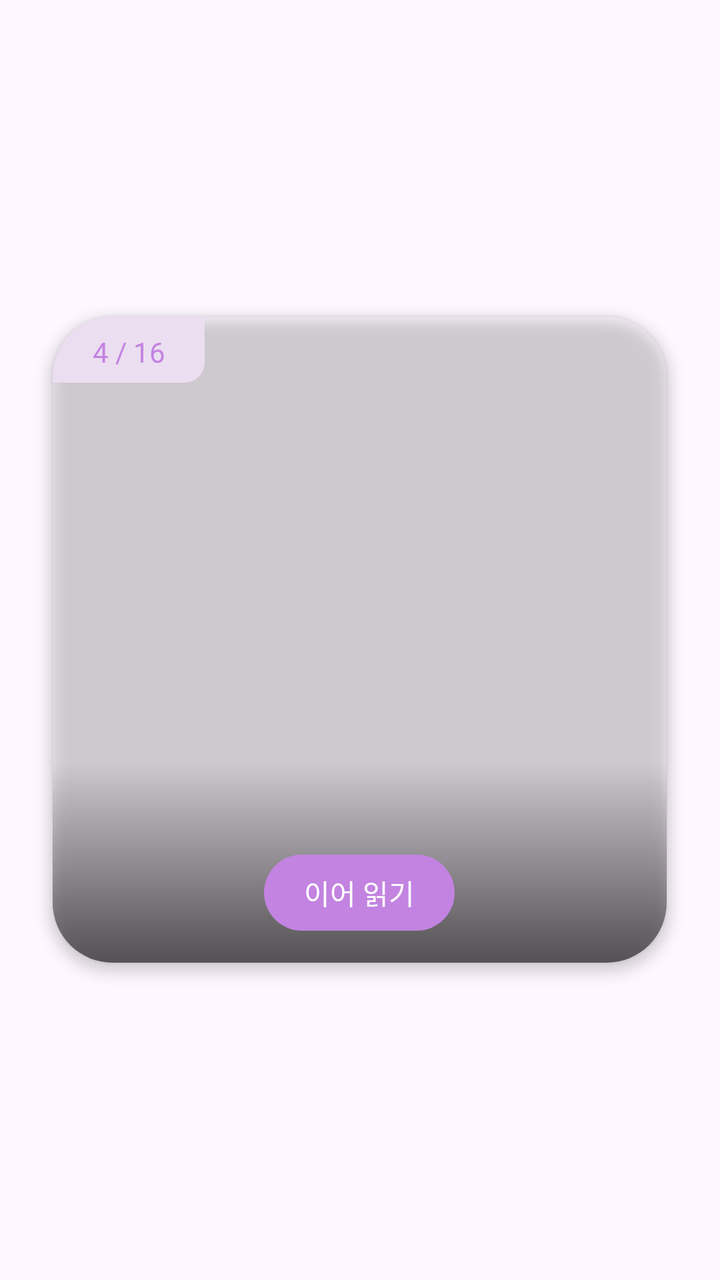
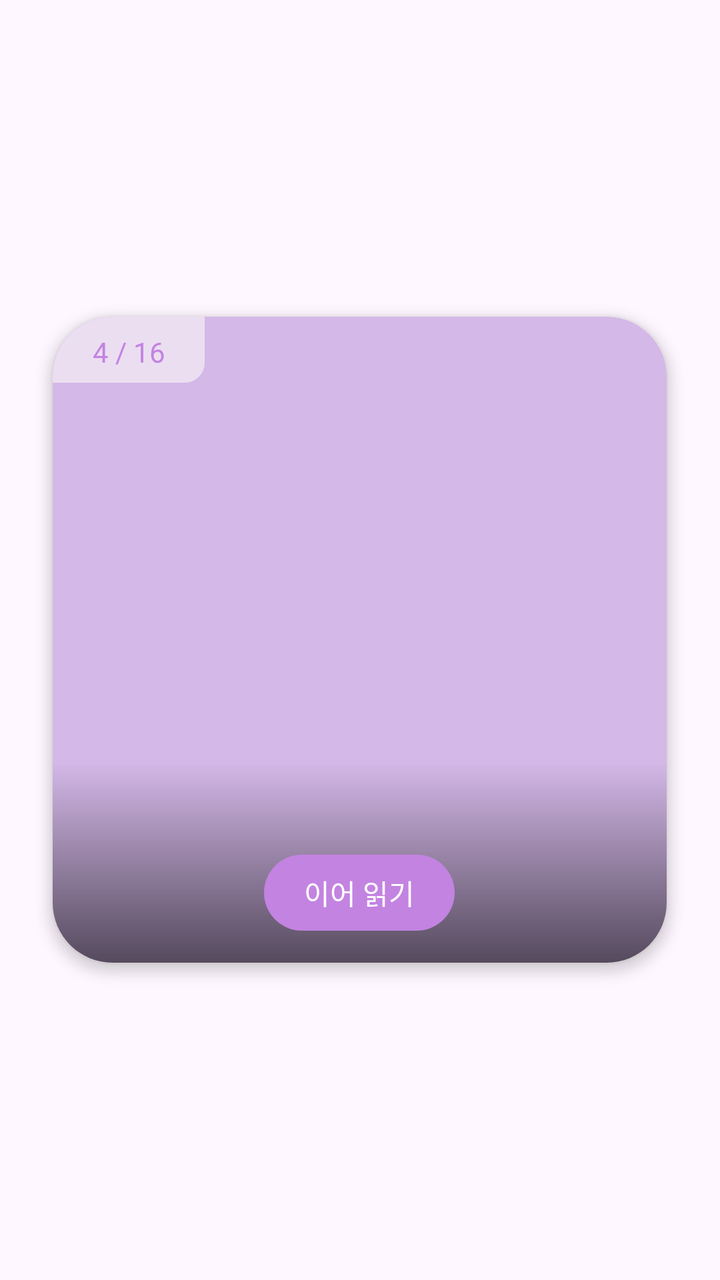

Before-and-after screenshots of an Android layout around one commit, followed by the original layout XML and the change that was made.
<!-- AndroidManifest.xml: application theme Theme.DualTales -->
<!-- res/layout/item_book_featured.xml -->
<?xml version="1.0" encoding="utf-8"?>
<FrameLayout
    xmlns:android="http://schemas.android.com/apk/res/android"
    xmlns:app="http://schemas.android.com/apk/res-auto"
    android:layout_width="match_parent"
    android:layout_height="323dp">

    <androidx.cardview.widget.CardView
        android:layout_width="307dp"
        android:layout_height="323dp"
        android:layout_gravity="center"
        app:cardCornerRadius="30dp"
        app:cardElevation="4dp"
        app:cardBackgroundColor="@android:color/transparent">

        
        <ImageView
            android:id="@+id/iv_book_cover"
            android:layout_width="match_parent"
            android:layout_height="match_parent"
            android:scaleType="centerCrop"
            android:background="@android:color/transparent" />

        
        <View
            android:layout_width="match_parent"
            android:layout_height="100dp"
            android:layout_gravity="bottom"
            android:background="@drawable/bg_gradient_bottom" />

        
        <TextView
            android:id="@+id/tv_page_badge"
            android:layout_width="76dp"
            android:layout_height="33dp"
            android:layout_gravity="top|start"
            android:background="@drawable/bg_page_badge_featured"
            android:paddingTop="8dp"
            android:paddingBottom="8dp"
            android:paddingStart="16dp"
            android:paddingEnd="16dp"
            android:text="4 / 16"
            android:fontFamily="@font/pretendard_bold"
            android:textSize="14sp"
            android:textColor="#C383E1"
            android:gravity="center" />

        
        <androidx.appcompat.widget.AppCompatButton
            android:id="@+id/btn_continue_reading"
            android:layout_width="wrap_content"
            android:layout_height="38dp"
            android:layout_gravity="bottom|center_horizontal"
            android:layout_marginBottom="16dp"
            android:background="@drawable/bg_button_purple_round"
            android:text="이어 읽기"
            android:textColor="#FFFFFF"
            android:fontFamily="@font/pretendard_bold"
            android:textSize="14sp"
            android:paddingStart="20dp"
            android:paddingEnd="20dp"
            android:textAllCaps="false"
            android:stateListAnimator="@null" />

    </androidx.cardview.widget.CardView>

</FrameLayout>
<!-- resources referenced by this layout -->
<resources>
  <!-- drawable bg_button_purple_round (drawable) -->
  <?xml version="1.0" encoding="utf-8"?>
  <shape xmlns:android="http://schemas.android.com/apk/res/android">
      <solid android:color="#C383E1" />
      <corners android:radius="100dp" />
  </shape>
  <!-- drawable bg_gradient_bottom (drawable) -->
  <?xml version="1.0" encoding="utf-8"?>
  <shape xmlns:android="http://schemas.android.com/apk/res/android">
      <gradient
          android:startColor="#00000000"
          android:endColor="#99000000"
          android:angle="270" />
  </shape>
  <!-- drawable bg_page_badge_featured (drawable) -->
  <?xml version="1.0" encoding="utf-8"?>
  <shape xmlns:android="http://schemas.android.com/apk/res/android">
      <solid android:color="#EBDEF1" />
      <corners
          android:topLeftRadius="0dp"
          android:topRightRadius="0dp"
          android:bottomLeftRadius="0dp"
          android:bottomRightRadius="10dp" />
  </shape>
  <style name="Theme.DualTales" parent="Base.Theme.DualTales" />
  <style name="Base.Theme.DualTales" parent="Theme.Material3.DayNight.NoActionBar">
          
          
      </style>
</resources>

<!-- the commit's change to res/layout/item_book_featured.xml (unified diff, before → after) -->
@@ -3,7 +3,7 @@
     xmlns:android="http://schemas.android.com/apk/res/android"
     xmlns:app="http://schemas.android.com/apk/res-auto"
     android:layout_width="match_parent"
-    android:layout_height="323dp">
+    android:layout_height="match_parent">
 
     <androidx.cardview.widget.CardView
         android:layout_width="307dp"
@@ -11,24 +11,21 @@
         android:layout_gravity="center"
         app:cardCornerRadius="30dp"
         app:cardElevation="4dp"
-        app:cardBackgroundColor="@android:color/transparent">
+        app:cardBackgroundColor="#D4B8E8">
 
-        
         <ImageView
             android:id="@+id/iv_book_cover"
             android:layout_width="match_parent"
             android:layout_height="match_parent"
             android:scaleType="centerCrop"
-            android:background="@android:color/transparent" />
+            android:contentDescription="@null" />
 
-        
         <View
             android:layout_width="match_parent"
             android:layout_height="100dp"
             android:layout_gravity="bottom"
             android:background="@drawable/bg_gradient_bottom" />
 
-        
         <TextView
             android:id="@+id/tv_page_badge"
             android:layout_width="76dp"
@@ -45,7 +42,6 @@
             android:textColor="#C383E1"
             android:gravity="center" />
 
-        
         <androidx.appcompat.widget.AppCompatButton
             android:id="@+id/btn_continue_reading"
             android:layout_width="wrap_content"
